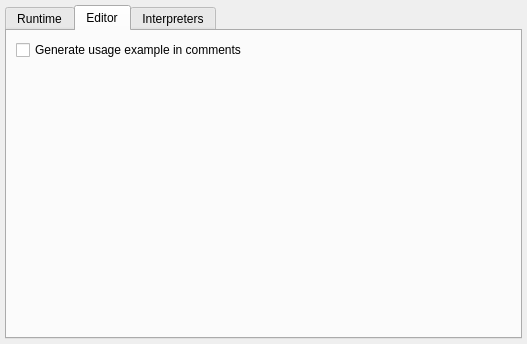
This is src/server/gui/dialogs/settings/server_widgetsettingsscript.ui in serhmarch/ModbusTools as Qt 5 draws it before an edit. The edited form follows.
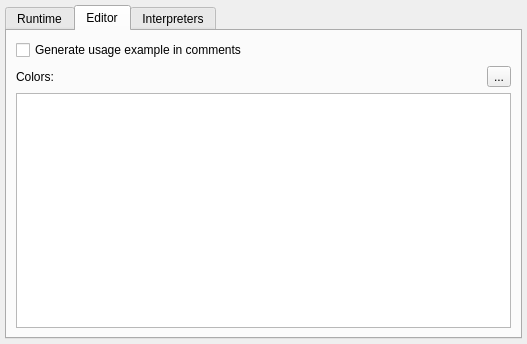
This is the edited form. The open tabs and pages were chosen to show the change. Icons and pictures are not drawn.

Commit message: Added capability to change Script Editor colors

```diff
--- a/src/server/gui/dialogs/settings/server_widgetsettingsscript.ui
+++ b/src/server/gui/dialogs/settings/server_widgetsettingsscript.ui
@@ -78,17 +78,49 @@
         </widget>
        </item>
        <item>
-        <spacer name="verticalSpacer_2">
+        <layout class="QHBoxLayout" name="horizontalLayout_3">
+         <item>
+          <widget class="QLabel" name="label">
+           <property name="text">
+            <string>Colors:</string>
+           </property>
+          </widget>
+         </item>
+         <item>
+          <spacer name="horizontalSpacer">
          <property name="orientation">
-          <enum>Qt::Vertical</enum>
+            <enum>Qt::Horizontal</enum>
          </property>
          <property name="sizeHint" stdset="0">
           <size>
-           <width>20</width>
-           <height>40</height>
+             <width>40</width>
+             <height>20</height>
           </size>
          </property>
         </spacer>
+         </item>
+         <item>
+          <widget class="QToolButton" name="btnDefaultEditorColors">
+           <property name="toolTip">
+            <string>Set Default Colors</string>
+           </property>
+           <property name="text">
+            <string>...</string>
+           </property>
+           <property name="icon">
+            <iconset resource="../../../../core/gui/core_rsc.qrc">
+             <normaloff>:/core/icons/resetproperty.png</normaloff>:/core/icons/resetproperty.png</iconset>
+           </property>
+          </widget>
+         </item>
+        </layout>
+       </item>
+       <item>
+        <widget class="QTableView" name="viewEditorColorFormats">
+         <attribute name="horizontalHeaderStretchLastSection">
+          <bool>true</bool>
+         </attribute>
+        </widget>
        </item>
       </layout>
      </widget>
```
Left out of the diff: 4 changed lines with no effect on the pictures. Lines whose indentation alone changed are shown as unchanged. The commit also changes 21 other files.
